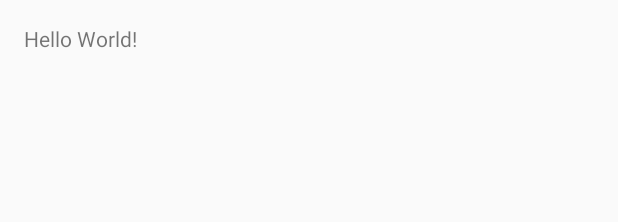
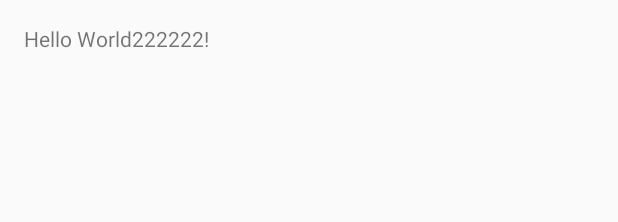
Before and after one commit to kfelker/MyApplication, an Android app: the layout content_main.xml on its own in the app's theme, with its tools: preview values and no code run, on a phone screen of 412 x 824 dp. Shown: the top 222 px of the screen. Run offline under Robolectric (Android 15) with nearby library versions, the phone set to English and light mode, and no system bars.

Commit message:
2/10/2016

```diff
--- a/app/src/main/res/layout/content_main.xml
+++ b/app/src/main/res/layout/content_main.xml
@@ -15,5 +15,5 @@
     <TextView
         android:layout_width="wrap_content"
         android:layout_height="wrap_content"
-        android:text="Hello World!" />
+        android:text="Hello World222222!" />
 </RelativeLayout>
```
